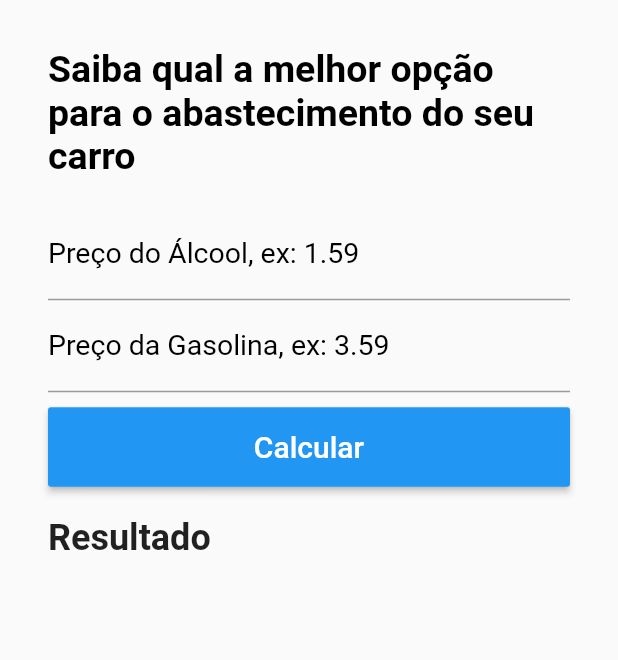
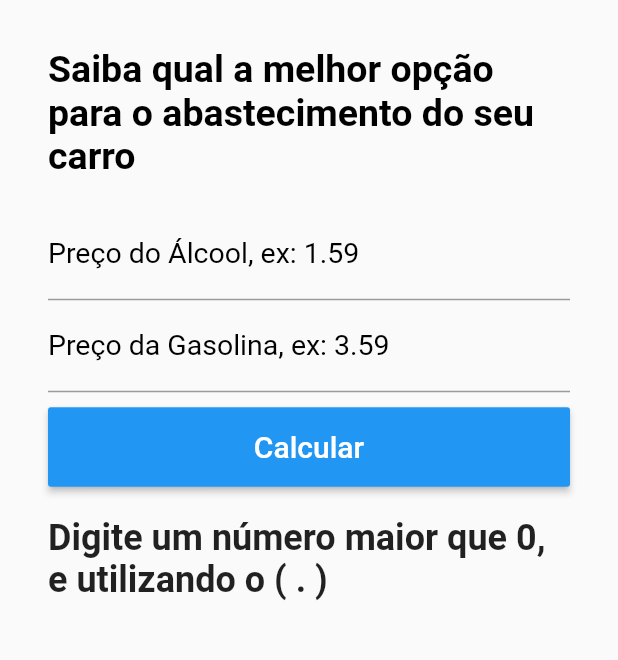
Before and after one commit to dieferomanoski/flutter_apps, a Flutter app: the screen it shows after launch, after a tap on "Calcular", on a phone screen of 412 x 824 dp, the part 268-928 px from its top. Run offline on Flutter 3.47's test engine with Material 2 defaults, Android fonts, the phone set to English and light mode, and no system bars.

Commit message:
app gas or alc finalized

```diff
--- a/gasolina_ou_alcool/lib/home.dart
+++ b/gasolina_ou_alcool/lib/home.dart
@@ -6,9 +6,32 @@ class Home extends StatefulWidget {
 }
 
 class _HomeState extends State<Home> {
+  TextEditingController _controllerAlc = TextEditingController();
+  TextEditingController _controllerGas = TextEditingController();
+  String _textResult = "";
 
-  TextEditingController controllerAlc = TextEditingController();
-  TextEditingController controllerGas = TextEditingController();
+  void _calcular() {
+    double priceAlc = double.tryParse(_controllerAlc.text);
+    double priceGas = double.tryParse(_controllerGas.text);
+
+    if (priceAlc == null || priceGas == null) {
+      setState(() {
+        _textResult = "Digite um número maior que 0, e utilizando o ( . )";
+      });
+    } else {
+
+
+      if ((priceAlc / priceGas) >= 0.7) {
+        setState(() {
+          _textResult = "Melhor abastecer com Gasolina";
+        });
+      } else {
+        setState(() {
+          _textResult = "Melhor abastecer com Álcool";
+        });
+      }
+    }
+  }
 
   @override
   Widget build(BuildContext context) {
@@ -29,71 +52,47 @@ class _HomeState extends State<Home> {
               ),
               Padding(
                 padding: EdgeInsets.only(bottom: 20),
-              child: Text("Saiba qual a melhor opção para o abastecimento do seu carro",
+                child: Text(
+                  "Saiba qual a melhor opção para o abastecimento do seu carro",
                   style: TextStyle(
                     fontSize: 25,
                     color: Colors.black,
                     fontWeight: FontWeight.bold,
-
                   ),
                 ),
               ),
-
-
               TextField(
                 keyboardType: TextInputType.number,
                 decoration: InputDecoration(
                     labelText: "Preço do Álcool, ex: 1.59",
-                  labelStyle: TextStyle(
-                    fontSize: 19,
-                    color: Colors.black
-                  )
+                    labelStyle: TextStyle(fontSize: 19, color: Colors.black)),
+                controller: _controllerAlc,
               ),
-
-                controller: controllerAlc,
-              ),
-
-
               TextField(
                 keyboardType: TextInputType.number,
                 decoration: InputDecoration(
                     labelText: "Preço da Gasolina, ex: 3.59",
-                  labelStyle: TextStyle(
-                    fontSize: 19,
-                    color: Colors.black
-                  )
+                    labelStyle: TextStyle(fontSize: 19, color: Colors.black)),
+                controller: _controllerGas,
               ),
-
-                controller: controllerGas,
-
-              ),
-
-
               Padding(
                   padding: EdgeInsets.only(top: 10),
                   child: RaisedButton(
                     color: Colors.blue,
                     padding: EdgeInsets.all(15),
-
-                child: Text("Calcular",
-
-                style: TextStyle(
-                  fontSize: 20,
-                  color: Colors.white
-                ),),
-
-                onPressed: (){},
-            )
+                    child: Text(
+                      "Calcular",
+                      style: TextStyle(fontSize: 20, color: Colors.white),
                     ),
+                    onPressed: _calcular,
+                  )),
               Padding(
                 padding: EdgeInsets.only(top: 20),
-              child: Text("Resultado",
-                style: TextStyle(
-                  fontSize: 24,
-                  fontWeight: FontWeight.bold
-                ),),
+                child: Text(
+                  _textResult,
+                  style: TextStyle(fontSize: 24, fontWeight: FontWeight.bold),
+                ),
               )
-
             ],
           ),
         ),
```
Lines whose indentation alone changed are shown as unchanged.
